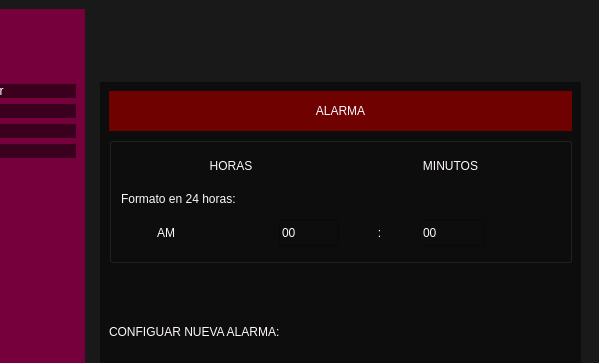
MORIBELITO/Proyecto_Tempolarm, file src/vista/menu.ui: the form before one commit; both pictures show x 171 to 770 and y 0 to 363 of the 770 by 681 pixel window.
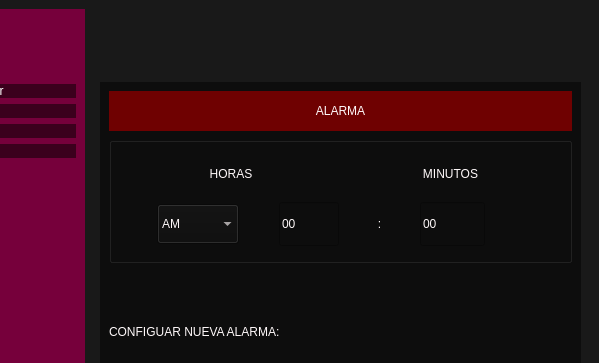
The form after the commit. The open tabs and pages were chosen to show the change. Icons and pictures are not drawn.

```diff
--- a/src/vista/menu.ui
+++ b/src/vista/menu.ui
@@ -1376,13 +1376,6 @@
                 </item>
                </layout>
               </item>
-              <item>
-               <widget class="QLabel" name="label_26">
-                <property name="text">
-                 <string>Formato en 24 horas:</string>
-                </property>
-               </widget>
-              </item>
               <item>
                <layout class="QHBoxLayout" name="horizontalLayout_25">
                 <property name="spacing">
@@ -1398,14 +1391,33 @@
                  <number>35</number>
                 </property>
                 <item>
-                 <widget class="QLabel" name="Formato_am_pm">
+                 <widget class="QComboBox" name="comboBox">
+                  <property name="maximumSize">
+                   <size>
+                    <width>90</width>
+                    <height>40</height>
+                   </size>
+                  </property>
                   <property name="styleSheet">
                    <string notr="true">text-align:center;
-font: 75 36pt &quot;Century Gothic&quot;;</string>
+font: 75 20pt &quot;Century Gothic&quot;;</string>
                   </property>
-                  <property name="text">
-                   <string>AM</string>
+                  <property name="iconSize">
+                   <size>
+                    <width>40</width>
+                    <height>40</height>
+                   </size>
                   </property>
+                  <item>
+                   <property name="text">
+                    <string>AM</string>
+                   </property>
+                  </item>
+                  <item>
+                   <property name="text">
+                    <string>PM</string>
+                   </property>
+                  </item>
                  </widget>
                 </item>
                 <item>
```
